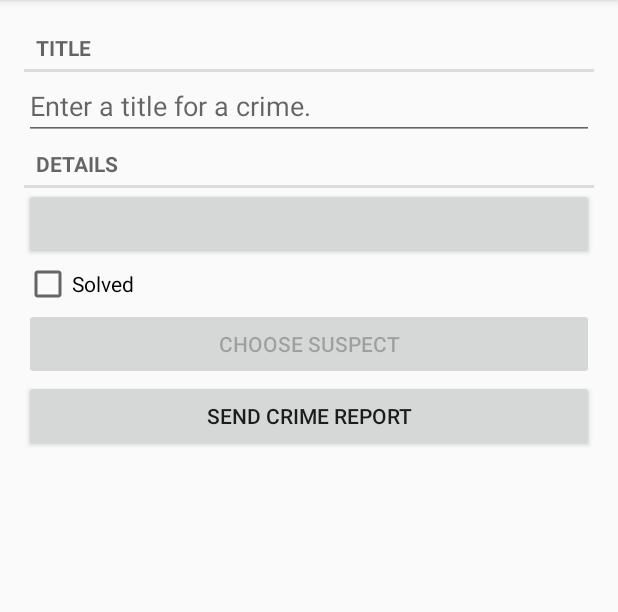
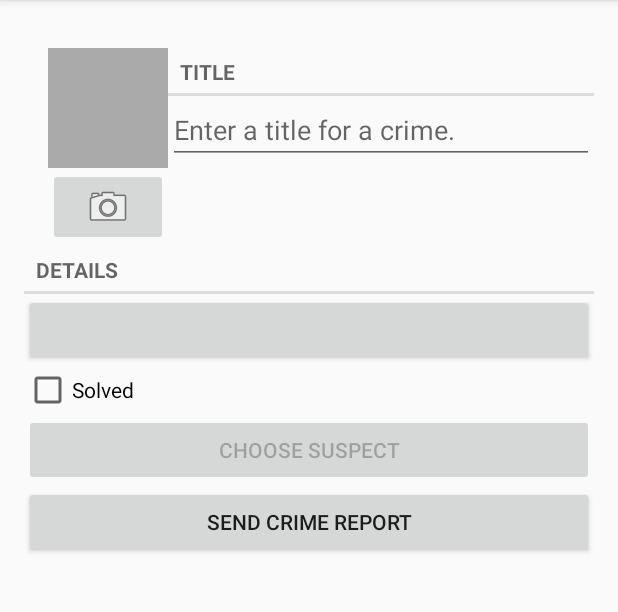
Before and after one commit to Pe1me4ka/CriminalIntent, an Android app: the screen it shows after launch (MainActivity), after a tap on "New Crime", on a phone screen of 412 x 824 dp, the part 84-696 px from its top. Run offline under Robolectric (Android 15) with nearby library versions, the phone set to English and light mode, and no system bars; our stand-ins replace Room's generated code; 4 statements that could not run were skipped.

```diff
--- a/app/src/main/java/com/bignerdranch/android/criminalintent/CrimeFragment.kt
+++ b/app/src/main/java/com/bignerdranch/android/criminalintent/CrimeFragment.kt
@@ -14,9 +14,7 @@ import android.util.Log
 import android.view.LayoutInflater
 import android.view.View
 import android.view.ViewGroup
-import android.widget.Button
-import android.widget.CheckBox
-import android.widget.EditText
+import android.widget.*
 import androidx.constraintlayout.widget.ConstraintLayout
 import androidx.fragment.app.Fragment
 import androidx.lifecycle.ViewModelProviders
@@ -35,6 +33,9 @@ class CrimeFragment: Fragment(), DatePickerFragment.Callbacks {
     private lateinit var dateButton : Button
     private lateinit var reportButton : Button
     private lateinit var suspectButton : Button
+    private lateinit var callButton : Button
+    private lateinit var photoButton: ImageButton
+    private lateinit var photoView: ImageView
     private lateinit var solvedCheckBox: CheckBox
     private val crimeDetailViewModel: CrimeDetailViewModel by lazy {
         ViewModelProviders
@@ -58,6 +59,9 @@ class CrimeFragment: Fragment(), DatePickerFragment.Callbacks {
         dateButton = view.findViewById(R.id.crime_date) as Button
         reportButton = view.findViewById(R.id.crime_report) as Button
         suspectButton = view.findViewById(R.id.crime_suspect) as Button
+        callButton = view.findViewById(R.id.crime_call) as Button
+        photoButton = view.findViewById(R.id.crime_camera) as ImageButton
+        photoView = view.findViewById(R.id.crime_photo) as ImageView
         solvedCheckBox = view.findViewById(R.id.crime_solved) as CheckBox
 
         return view
@@ -135,6 +139,9 @@ class CrimeFragment: Fragment(), DatePickerFragment.Callbacks {
                 isEnabled = false
             }
         }
+        callButton.setOnClickListener {
+            //
+        }
     }
 
     override fun onStop() {
--- a/app/src/main/res/layout/fragment_crime.xml
+++ b/app/src/main/res/layout/fragment_crime.xml
@@ -5,6 +5,39 @@
     android:layout_width="match_parent"
     android:layout_height="match_parent"
     android:layout_margin="16dp">
+
+    <LinearLayout
+        android:layout_width="match_parent"
+        android:layout_height="wrap_content"
+        android:orientation="horizontal"
+        android:layout_marginStart="16dp"
+        android:layout_marginTop="16dp">
+
+        <LinearLayout
+            android:layout_width="wrap_content"
+            android:layout_height="wrap_content"
+            android:orientation="vertical">
+
+            <ImageView
+                android:id="@+id/crime_photo"
+                android:layout_width="80dp"
+                android:layout_height="80dp"
+                android:scaleType="centerInside"
+                android:cropToPadding="true"
+                android:background="@android:color/darker_gray"/>
+
+            <ImageButton
+                android:id="@+id/crime_camera"
+                android:layout_width="match_parent"
+                android:layout_height="wrap_content"
+                android:src="@android:drawable/ic_menu_camera"/>
+        </LinearLayout>
+
+        <LinearLayout
+            android:layout_width="0dp"
+            android:layout_height="wrap_content"
+            android:orientation="vertical"
+            android:layout_weight="1">
 
             <TextView
                 style="?android:listSeparatorTextViewStyle"
@@ -17,6 +50,8 @@
                 android:layout_width="match_parent"
                 android:layout_height="wrap_content"
                 android:hint="@string/crime_title_hint"/>
+        </LinearLayout>
+    </LinearLayout>
 
     <TextView
         style="?android:listSeparatorTextViewStyle"
@@ -48,4 +83,11 @@
         android:layout_height="wrap_content"
         android:text="@string/crime_report_text"/>
 
+    <Button
+        android:id="@+id/crime_call"
+        android:layout_width="match_parent"
+        android:layout_height="wrap_content"
+        android:text="@string/crime_call_text"
+        android:visibility="gone"/>
+
 </LinearLayout>
--- a/app/src/main/res/values/strings.xml
+++ b/app/src/main/res/values/strings.xml
@@ -15,6 +15,7 @@
     <string name="crime_report_unsolved">The case is not solved</string>
     <string name="crime_report_no_suspect">there is no suspect.</string>
     <string name="crime_report_suspect">the suspect is %s.</string>
+    <string name="crime_call_text">Call to suspect</string>
     <string name="crime_report_subject">CriminalIntent Crime Report</string>
     <string name="send_report">Send crime report via</string>
 </resources>
```
Lines whose indentation alone changed are shown as unchanged.
